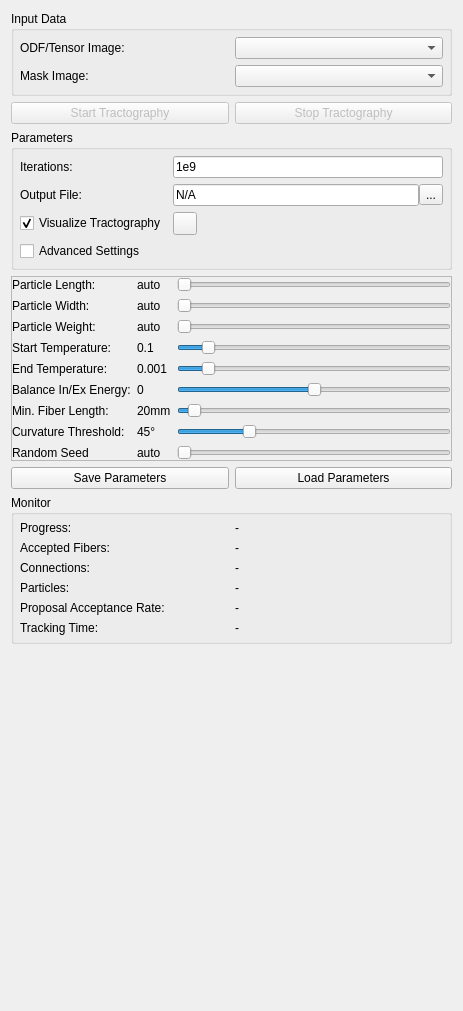
MIC-DKFZ/MITK-Diffusion, file Plugins/org.mitk.gui.qt.diffusionimaging.tractography/src/internal/QmitkGibbsTrackingViewControls.ui: the form before one commit.
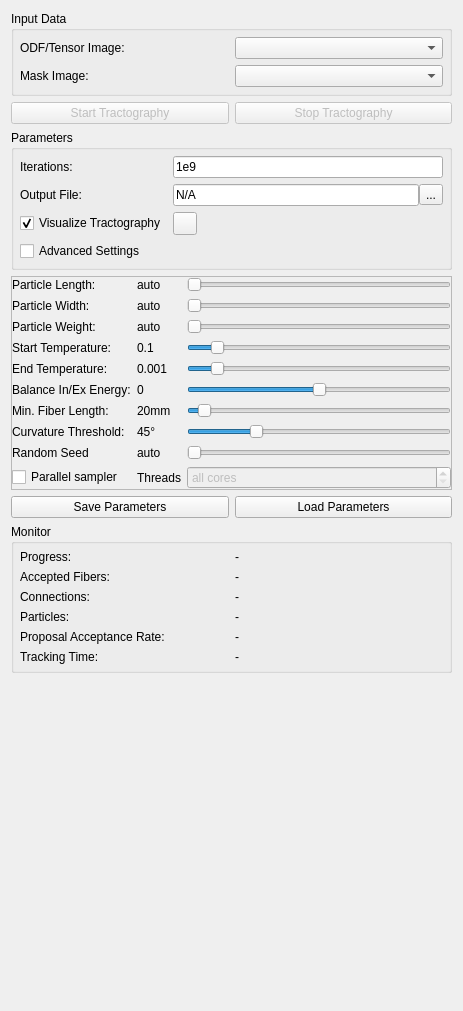
The form after the commit. Icons and pictures are not drawn. Custom widgets are drawn as their Qt base class.

Commit message:
Offer the parallel Gibbs sampler in app and view
MitkGlobalTractography gets --parallel and --threads (0: all cores);
--threads without --parallel is ignored with a warning. The Gibbs view
gets a "Parallel sampler" checkbox and a thread spin box (0: all cores)
in its advanced settings. Neither goes into the .gtp file: like the
seed, they are run options, not model parameters.

Part of #48

Diff of the .ui file:
```diff
--- a/Plugins/org.mitk.gui.qt.diffusionimaging.tractography/src/internal/QmitkGibbsTrackingViewControls.ui
+++ b/Plugins/org.mitk.gui.qt.diffusionimaging.tractography/src/internal/QmitkGibbsTrackingViewControls.ui
@@ -765,6 +765,45 @@
         </property>
        </widget>
       </item>
+      <item row="10" column="0">
+       <widget class="QCheckBox" name="m_ParallelSamplerCheckbox">
+        <property name="toolTip">
+         <string>Run the parallel sampler: blocks of the particle grid on several threads. Much faster on large images. With a fixed seed it gives the same tractogram at any number of threads, but not the same as the serial sampler.</string>
+        </property>
+        <property name="text">
+         <string>Parallel sampler</string>
+        </property>
+       </widget>
+      </item>
+      <item row="10" column="1">
+       <widget class="QLabel" name="m_ThreadsLabel">
+        <property name="text">
+         <string>Threads</string>
+        </property>
+       </widget>
+      </item>
+      <item row="10" column="2">
+       <widget class="QSpinBox" name="m_ThreadsBox">
+        <property name="enabled">
+         <bool>false</bool>
+        </property>
+        <property name="toolTip">
+         <string>Threads of the parallel sampler; all cores: as many as OpenMP uses.</string>
+        </property>
+        <property name="specialValueText">
+         <string>all cores</string>
+        </property>
+        <property name="minimum">
+         <number>0</number>
+        </property>
+        <property name="maximum">
+         <number>256</number>
+        </property>
+        <property name="value">
+         <number>0</number>
+        </property>
+       </widget>
+      </item>
      </layout>
     </widget>
    </item>
```
The commit also changes 2 other files.
